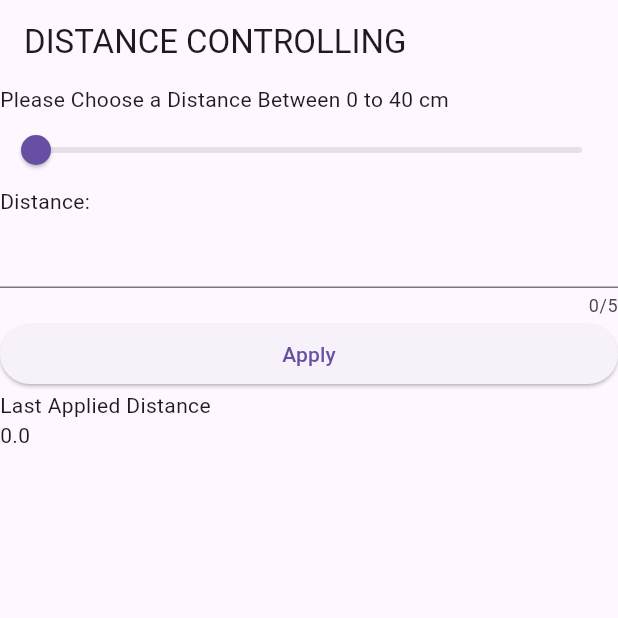
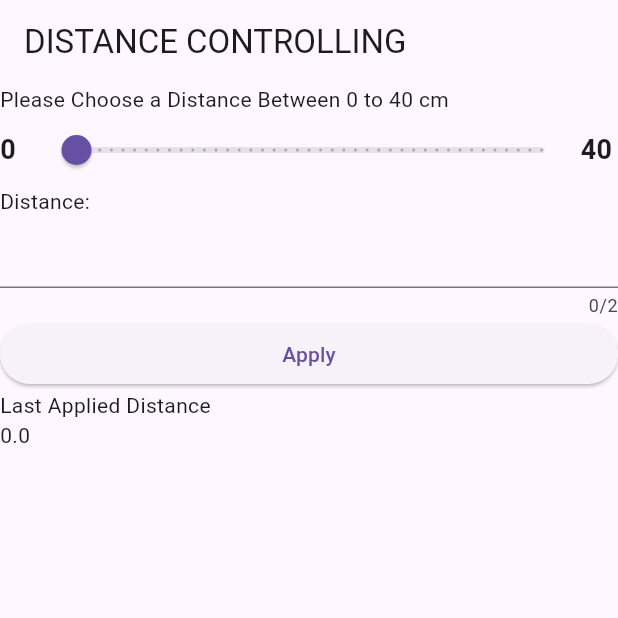
Before and after one commit to ninjoz/ball-and-beam-PID-controller, a Flutter app: the screen it shows after launch, on a phone screen of 412 x 824 dp, the top half of it. Run offline on Flutter 3.47's test engine with Material 3 defaults, Android fonts, the phone set to English and light mode, and no system bars.

Commit message:
added some features

```diff
--- a/lib/main.dart
+++ b/lib/main.dart
@@ -1,5 +1,4 @@
 import 'package:flutter/material.dart';
-
 
 final _formKey = GlobalKey<FormState>();
 double sliderValue = 0;
@@ -45,7 +44,17 @@
           child: ListView(
             children: [
               Text('Please Choose a Distance Between 0 to 40 cm'),
-              buildSlidingBar(),
+              Row(
+                children: [
+                  buildSlideLable(0.0),
+                  Expanded(child:buildSlidingBar(),
+
+                  ),
+                  buildSlideLable(40.0),
+                ]
+
+              )
+              ,
               Text('Distance:'),
               buildDistanceInput(),
               buildApplyButton(),
@@ -57,25 +66,37 @@
           ),
         ),
       );
-
-  Widget buildSlidingBar() => Slider(
+  Widget buildSlideLable(double value) => Container(
+      width: 25,
+      child: Text(
+        value.round().toString(),
+        style: TextStyle(fontSize: 18, fontWeight: FontWeight.bold),
+      ));
+  Widget buildSlidingBar() => SizedBox(
+        width: 300,
+        child: Slider(
           value: (inputValue >= 0 && inputValue <= 40) ? inputValue : 0.0,
           min: 0,
           max: 40,
+          divisions: 40,
+          label: sliderValue.round().toString(),
           onChanged: (value) => setState(() {
             inputValue = sliderValue = value;
           }),
+        ),
       );
   Widget buildDistanceInput() => TextFormField(
         validator: (value) {
-          if (double.parse(value!) >= 0 && double.parse(value!) <= 40) {
+          if (double.parse(value!) >= 1 && double.parse(value!) <= 40) {
             return null;
+          } else if (value[1] == '.' || value[0] == '.') {
+            return 'Please Enter An Integer Number';
           } else {
             return 'You Are Out Of Range';
           }
         },
         keyboardType: TextInputType.numberWithOptions(decimal: true),
-        maxLength: 5,
+        maxLength: 2,
         onChanged: (value) => setState(() {
           inputValue = double.parse(value);
         }),
@@ -103,8 +124,9 @@
     });
 
     if (_formKey.currentState!.validate()) {
-
-      setState(() {lastAppliedValue = inputValue;});
+      setState(() {
+        lastAppliedValue = inputValue;
+      });
     }
   }
 
```
Lines whose indentation alone changed are shown as unchanged.
